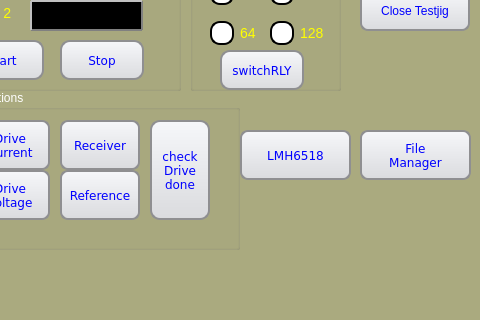
Old version of the form Testjig/AD5318/ad5318.ui in the repository Qmax/QUTE; both pictures show x 320 to 800 and y 280 to 600 of the 800 by 600 pixel window.
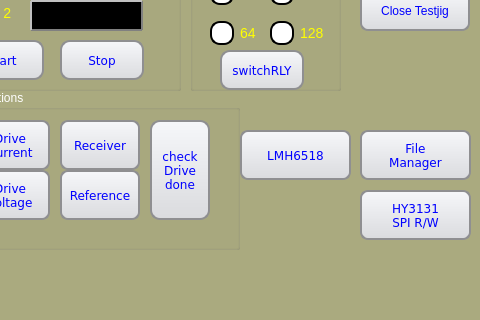
New version of the form. Icons and pictures are not drawn.

Diff of the .ui file:
```diff
--- a/Testjig/AD5318/ad5318.ui
+++ b/Testjig/AD5318/ad5318.ui
@@ -7625,6 +7625,25 @@
     </size>
    </property>
   </widget>
+  <widget class="QPushButton" name="butHY3131">
+   <property name="geometry">
+    <rect>
+     <x>680</x>
+     <y>470</y>
+     <width>111</width>
+     <height>50</height>
+    </rect>
+   </property>
+   <property name="font">
+    <font>
+     <family>DejaVu Sans</family>
+    </font>
+   </property>
+   <property name="text">
+    <string>HY3131
+SPI R/W</string>
+   </property>
+  </widget>
  </widget>
  <layoutdefault spacing="6" margin="11"/>
  <resources/>
```
